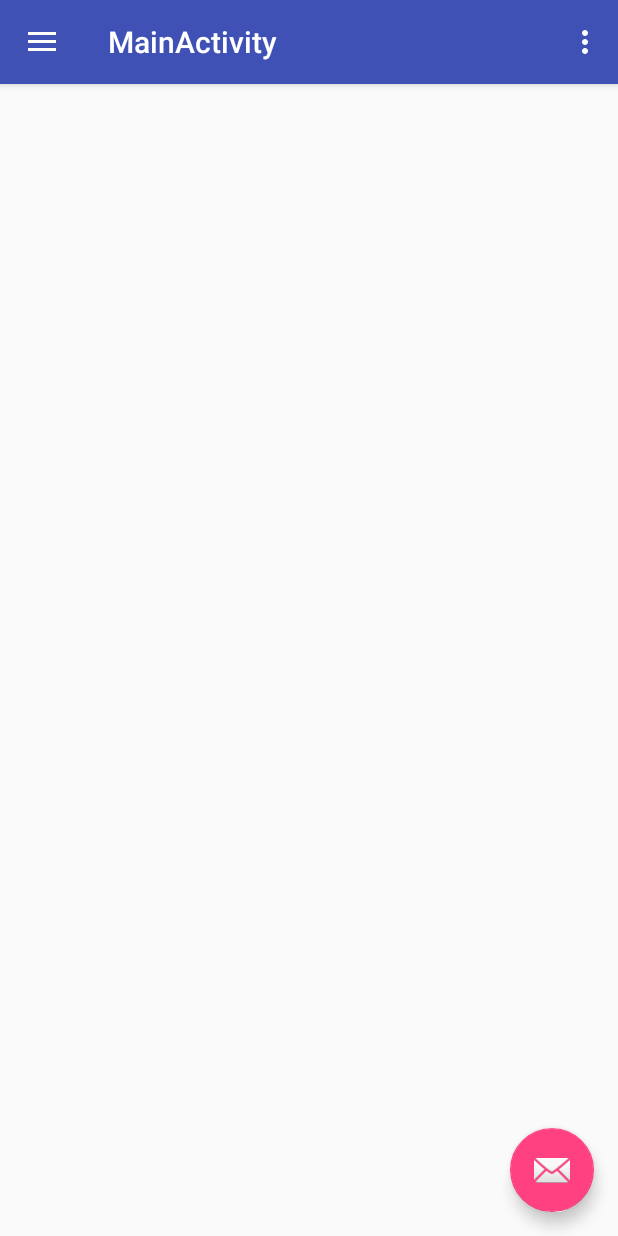
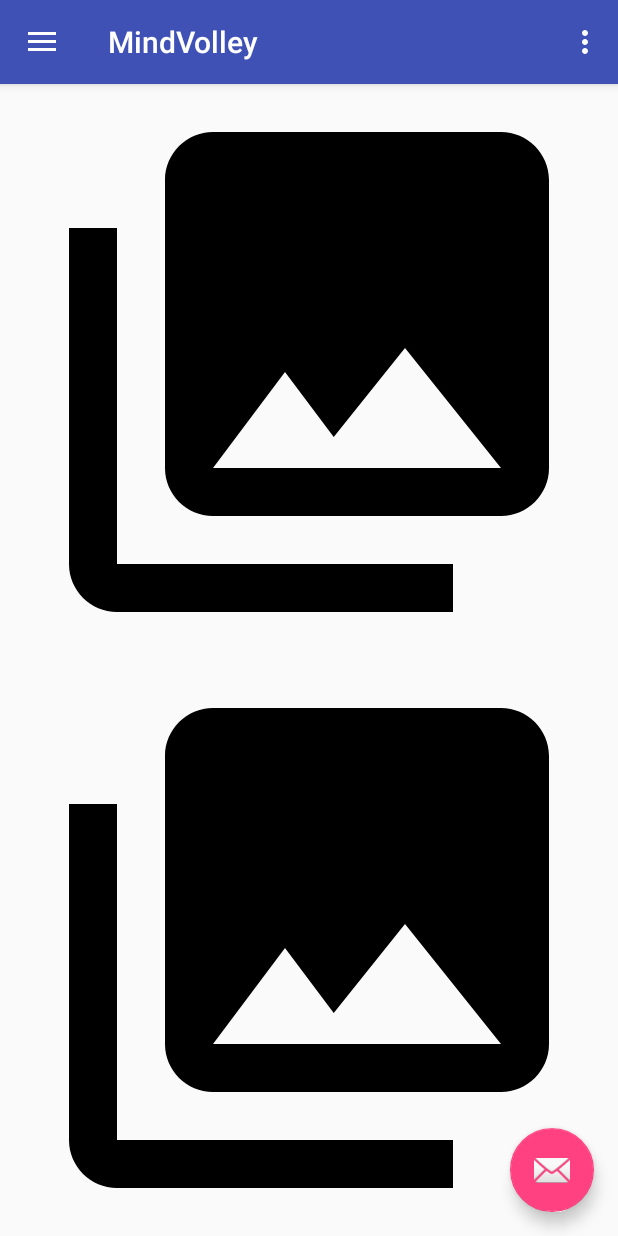
Before and after one commit to jtanveer/mindvolley, an Android app: the screen it shows after launch (MainActivity), on a phone screen of 412 x 824 dp. Run offline under Robolectric (Android 15) with nearby library versions, the phone set to English and light mode, and no system bars; network calls fail; pictures from the network do not load.

Commit message:
fix bitmap not loading issue

```diff
--- a/mindvolley-core/src/main/java/com/jtanveer/mindvolley/DataRequester.java
+++ b/mindvolley-core/src/main/java/com/jtanveer/mindvolley/DataRequester.java
@@ -41,9 +41,9 @@ class DataRequester extends Requester implements Runnable {
             }
             MediaType contentType = response.body().contentType();
             log(contentType.toString());
-            if (contentType == JSON || contentType == JSON_PLAIN) {
+            if (isTypeMatch(contentType, JSON) || isTypeMatch(contentType, JSON_PLAIN)) {
                 // process JSON
-            } else if (contentType == XML || contentType == XML_PLAIN) {
+            } else if (isTypeMatch(contentType, XML) || isTypeMatch(contentType, XML_PLAIN)) {
                 // process XML
                 throw new UnsupportedOperationException("XML is not supported yet!");
             } else {
--- a/mindvolley-core/src/main/java/com/jtanveer/mindvolley/ImageRequestCreator.java
+++ b/mindvolley-core/src/main/java/com/jtanveer/mindvolley/ImageRequestCreator.java
@@ -4,7 +4,7 @@ package com.jtanveer.mindvolley;
  * Created by jtanveer on 18/4/18.
  */
 
-class ImageRequestCreator {
+public class ImageRequestCreator {
 
     private final ImageVolley imageVolley;
     private final ImageRequest.Builder builder;
--- a/mindvolley-core/src/main/java/com/jtanveer/mindvolley/ImageRequester.java
+++ b/mindvolley-core/src/main/java/com/jtanveer/mindvolley/ImageRequester.java
@@ -51,14 +51,17 @@ class ImageRequester extends Requester implements Runnable {
             if (bitmap == null) {
                 log("connecting to " + url);
                 Response response = NetworkHandler.getInstance().request(url);
+                log("received response");
                 MediaType contentType = response.body().contentType();
                 log(contentType.toString());
-                if (contentType == JPG || contentType == PNG) {
+                if (isTypeMatch(contentType, JPG) || isTypeMatch(contentType, PNG)) {
+                    log("processing image bytestream");
                     InputStream stream = response.body().byteStream();
                     bitmap = BitmapFactory.decodeStream(stream);
                 } else {
                     throw new IllegalArgumentException("Not a valid image!");
                 }
+                log("image loaded from network");
             } else {
                 log("returning cached bitmap");
             }
--- a/mindvolley-core/src/main/java/com/jtanveer/mindvolley/MindVolley.java
+++ b/mindvolley-core/src/main/java/com/jtanveer/mindvolley/MindVolley.java
@@ -28,7 +28,7 @@ public class MindVolley {
         CacheManager.init(cacheSize);
     }
 
-    public MindVolley getInstance() {
+    public static MindVolley getInstance() {
         if (instance == null) {
             throw new IllegalStateException("MindVolley.init() needs to be called first!");
         }
--- a/mindvolley-core/src/main/java/com/jtanveer/mindvolley/Requester.java
+++ b/mindvolley-core/src/main/java/com/jtanveer/mindvolley/Requester.java
@@ -28,4 +28,8 @@ class Requester {
     void setTaskCompleteCallback(TaskCompleteCallback taskCompleteCallback) {
         this.taskCompleteCallback = taskCompleteCallback;
     }
+
+    boolean isTypeMatch(MediaType c1, MediaType c2) {
+        return c1.type().equals(c2.type());
+    }
 }
--- a/sample/build.gradle
+++ b/sample/build.gradle
@@ -23,6 +23,7 @@ dependencies {
     implementation 'com.android.support:appcompat-v7:26.1.0'
     implementation 'com.android.support:design:26.1.0'
     implementation 'com.android.support.constraint:constraint-layout:1.1.0'
+    implementation project(':mindvolley-core')
     testImplementation 'junit:junit:4.12'
     androidTestImplementation 'com.android.support.test:runner:1.0.1'
     androidTestImplementation 'com.android.support.test.espresso:espresso-core:3.0.1'
--- a/sample/src/main/java/com/jtanveer/mindvolley/sample/MainActivity.java
+++ b/sample/src/main/java/com/jtanveer/mindvolley/sample/MainActivity.java
@@ -1,5 +1,6 @@
 package com.jtanveer.mindvolley.sample;
 
+import android.graphics.Bitmap;
 import android.os.Bundle;
 import android.support.design.widget.FloatingActionButton;
 import android.support.design.widget.Snackbar;
@@ -12,9 +13,16 @@ import android.support.v7.app.AppCompatActivity;
 import android.support.v7.widget.Toolbar;
 import android.view.Menu;
 import android.view.MenuItem;
+import android.widget.ImageView;
+
+import com.jtanveer.mindvolley.ImageRequestCallback;
+import com.jtanveer.mindvolley.MindVolley;
 
 public class MainActivity extends AppCompatActivity
         implements NavigationView.OnNavigationItemSelectedListener {
+
+    ImageView imgCheck1;
+    ImageView imgCheck2;
 
     @Override
     protected void onCreate(Bundle savedInstanceState) {
@@ -40,6 +48,26 @@ public class MainActivity extends AppCompatActivity
 
         NavigationView navigationView = (NavigationView) findViewById(R.id.nav_view);
         navigationView.setNavigationItemSelectedListener(this);
+
+        imgCheck1 = findViewById(R.id.img_check1);
+        imgCheck2 = findViewById(R.id.img_check2);
+
+        MindVolley.init();
+        MindVolley.getInstance().getImageVolley().from("https://images.unsplash.com/photo-1464547323744-4edd0cd0c746?ixlib=rb-0.3.5&q=80&fm=jpg&crop=entropy&w=1080&fit=max&s=c990dc1cd803124b9e6c43b97c844ad3")
+                .load(new ImageRequestCallback() {
+                    @Override
+                    public void onImageLoaded(Bitmap bitmap) {
+                        imgCheck1.setImageBitmap(bitmap);
+                    }
+                });
+
+        MindVolley.getInstance().getImageVolley().from("https://images.unsplash.com/photo-1464536194743-0c49f0766ef6?ixlib=rb-0.3.5&q=80&fm=jpg&crop=entropy&w=1080&fit=max&s=7a862e9abeaa58183f65378c396a6e86")
+                .load(new ImageRequestCallback() {
+                    @Override
+                    public void onImageLoaded(Bitmap bitmap) {
+                        imgCheck2.setImageBitmap(bitmap);
+                    }
+                });
     }
 
     @Override
--- a/sample/src/main/res/layout/content_main.xml
+++ b/sample/src/main/res/layout/content_main.xml
@@ -8,4 +8,23 @@
     tools:context="com.jtanveer.mindvolley.sample.MainActivity"
     tools:showIn="@layout/app_bar_main">
 
+    <ImageView
+        android:id="@+id/img_check1"
+        android:layout_width="0dp"
+        android:layout_height="0dp"
+        app:layout_constraintTop_toTopOf="parent"
+        app:layout_constraintStart_toStartOf="parent"
+        app:layout_constraintEnd_toEndOf="parent"
+        app:layout_constraintHeight_percent="0.5"
+        app:srcCompat="@drawable/ic_menu_gallery" />
+
+    <ImageView
+        android:id="@+id/img_check2"
+        android:layout_width="0dp"
+        android:layout_height="0dp"
+        app:layout_constraintStart_toStartOf="parent"
+        app:layout_constraintEnd_toEndOf="parent"
+        app:layout_constraintBottom_toBottomOf="parent"
+        app:layout_constraintHeight_percent="0.5"
+        app:srcCompat="@drawable/ic_menu_gallery" />
 </android.support.constraint.ConstraintLayout>
--- a/sample/src/main/res/values/strings.xml
+++ b/sample/src/main/res/values/strings.xml
@@ -1,6 +1,6 @@
 <resources>
     <string name="app_name">MindVolley</string>
-    <string name="title_activity_main">MainActivity</string>
+    <string name="title_activity_main">MindVolley</string>
 
     <string name="navigation_drawer_open">Open navigation drawer</string>
     <string name="navigation_drawer_close">Close navigation drawer</string>
```
